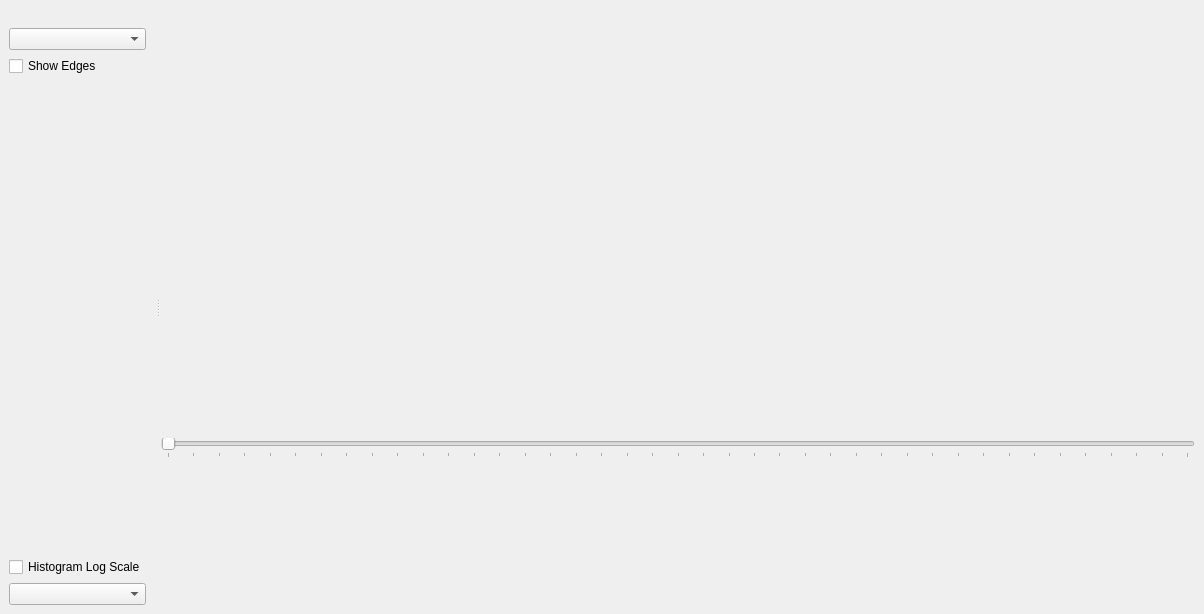
This is src/vis/mainWindow.ui in Martin-Bela/Brain-Vis as Qt 5 draws it before an edit. The edited form follows.
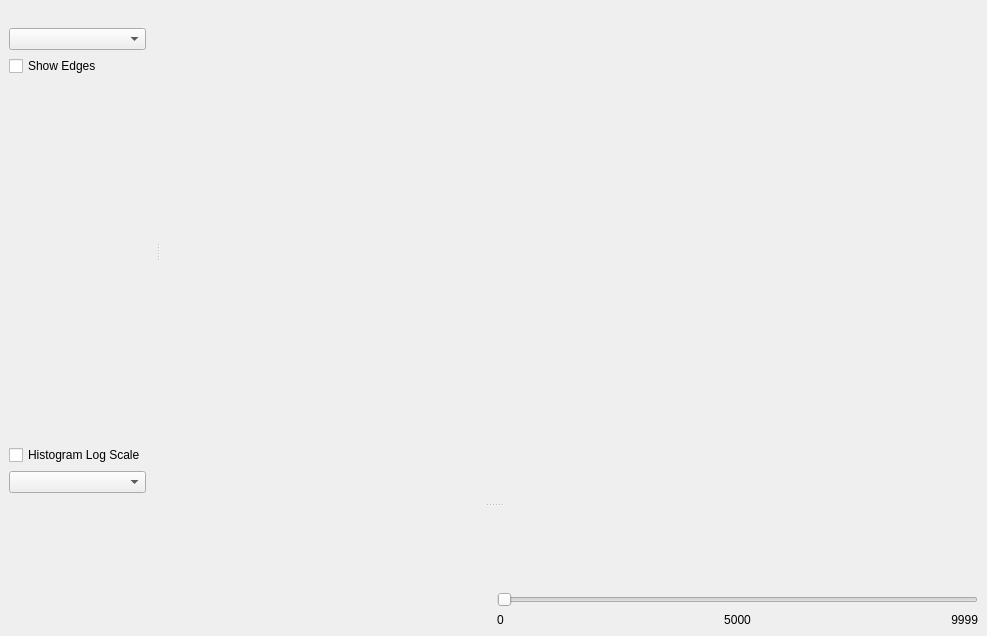
This is the edited form. Custom widgets are drawn as their Qt base class.

Commit message: Change range slider layout to vertical + make bottom dock wider

```diff
--- a/src/vis/mainWindow.ui
+++ b/src/vis/mainWindow.ui
@@ -6,14 +6,20 @@
    <rect>
     <x>0</x>
     <y>0</y>
-    <width>1204</width>
-    <height>614</height>
+    <width>987</width>
+    <height>636</height>
    </rect>
   </property>
   <property name="windowTitle">
    <string>MainWindow</string>
   </property>
   <widget class="QWidget" name="centralwidget">
+   <property name="sizePolicy">
+    <sizepolicy hsizetype="Expanding" vsizetype="Expanding">
+     <horstretch>0</horstretch>
+     <verstretch>0</verstretch>
+    </sizepolicy>
+   </property>
    <layout class="QVBoxLayout" name="verticalLayout_3">
     <property name="spacing">
      <number>0</number>
@@ -37,55 +43,6 @@
       </property>
      </layout>
     </item>
-    <item>
-     <layout class="QHBoxLayout" name="horizontalLayout">
-      <item>
-       <widget class="HistogramWidget" name="bottomPanel" native="true">
-        <property name="enabled">
-         <bool>true</bool>
-        </property>
-        <property name="maximumSize">
-         <size>
-          <width>4092</width>
-          <height>128</height>
-         </size>
-        </property>
-        <property name="autoFillBackground">
-         <bool>false</bool>
-        </property>
-       </widget>
-      </item>
-     </layout>
-    </item>
-    <item>
-     <layout class="QGridLayout" name="gridLayout">
-      <property name="horizontalSpacing">
-       <number>4</number>
-      </property>
-      <property name="verticalSpacing">
-       <number>1</number>
-      </property>
-      <item row="0" column="0">
-       <widget class="QSlider" name="slider">
-        <property name="maximum">
-         <number>9999</number>
-        </property>
-        <property name="value">
-         <number>3</number>
-        </property>
-        <property name="orientation">
-         <enum>Qt::Horizontal</enum>
-        </property>
-        <property name="tickPosition">
-         <enum>QSlider::TicksBelow</enum>
-        </property>
-        <property name="tickInterval">
-         <number>250</number>
-        </property>
-       </widget>
-      </item>
-     </layout>
-    </item>
    </layout>
   </widget>
   <widget class="QDockWidget" name="dockWidget">
@@ -118,9 +75,6 @@
          </property>
         </widget>
        </item>
-       <item>
-        <widget class="QRangeSlider" name="rangeSlider" native="true"/>
-       </item>
        <item>
         <spacer name="verticalSpacer">
          <property name="orientation">
@@ -149,6 +103,98 @@
     </layout>
    </widget>
   </widget>
+  <widget class="QDockWidget" name="bottomDockWidget">
+   <property name="sizePolicy">
+    <sizepolicy hsizetype="Preferred" vsizetype="Fixed">
+     <horstretch>0</horstretch>
+     <verstretch>0</verstretch>
+    </sizepolicy>
+   </property>
+   <property name="floating">
+    <bool>false</bool>
+   </property>
+   <property name="features">
+    <set>QDockWidget::NoDockWidgetFeatures</set>
+   </property>
+   <attribute name="dockWidgetArea">
+    <number>8</number>
+   </attribute>
+   <widget class="QWidget" name="dockWidgetContents_2">
+    <layout class="QHBoxLayout" name="horizontalLayout">
+     <item>
+      <layout class="QGridLayout" name="gridLayout">
+       <item row="2" column="1">
+        <widget class="HistogramWidget" name="bottomPanel" native="true">
+         <property name="enabled">
+          <bool>true</bool>
+         </property>
+         <property name="minimumSize">
+          <size>
+           <width>50</width>
+           <height>50</height>
+          </size>
+         </property>
+         <property name="autoFillBackground">
+          <bool>false</bool>
+         </property>
+        </widget>
+       </item>
+       <item row="3" column="1">
+        <layout class="QGridLayout" name="sliderGridLayout">
+         <item row="1" column="0">
+          <widget class="QLabel" name="label_2">
+           <property name="text">
+            <string>0</string>
+           </property>
+          </widget>
+         </item>
+         <item row="1" column="2">
+          <widget class="QLabel" name="label_3">
+           <property name="text">
+            <string>9999</string>
+           </property>
+           <property name="alignment">
+            <set>Qt::AlignRight|Qt::AlignTrailing|Qt::AlignVCenter</set>
+           </property>
+          </widget>
+         </item>
+         <item row="1" column="1">
+          <widget class="QLabel" name="label_4">
+           <property name="text">
+            <string>5000</string>
+           </property>
+           <property name="alignment">
+            <set>Qt::AlignCenter</set>
+           </property>
+          </widget>
+         </item>
+         <item row="0" column="0" colspan="3">
+          <widget class="QSlider" name="slider">
+           <property name="orientation">
+            <enum>Qt::Horizontal</enum>
+           </property>
+          </widget>
+         </item>
+        </layout>
+       </item>
+       <item row="2" column="0">
+        <widget class="QRangeSlider" name="rangeSlider" native="true">
+         <property name="minimumSize">
+          <size>
+           <width>10</width>
+           <height>50</height>
+          </size>
+         </property>
+         <property name="layoutDirection">
+          <enum>Qt::RightToLeft</enum>
+         </property>
+        </widget>
+       </item>
+      </layout>
+     </item>
+    </layout>
+   </widget>
+  </widget>
  </widget>
  <customwidgets>
   <customwidget>
```
Left out of the diff: 2 changed lines with no effect on the pictures. The commit also changes 4 other files.
